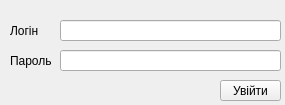
Old version of the form practiceLPNU/loginform.ui in the repository PeterLysyk/PracticeWorkLPNU.
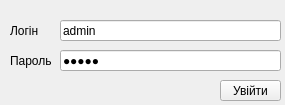
New version of the form.

What changed in the file:
```diff
--- a/practiceLPNU/loginform.ui
+++ b/practiceLPNU/loginform.ui
@@ -48,6 +48,9 @@
      <height>21</height>
     </rect>
    </property>
+   <property name="text">
+    <string>admin</string>
+   </property>
   </widget>
   <widget class="QLabel" name="PasswordLabel">
    <property name="geometry">
@@ -71,6 +74,9 @@
      <height>21</height>
     </rect>
    </property>
+   <property name="text">
+    <string>admin</string>
+   </property>
    <property name="echoMode">
     <enum>QLineEdit::Password</enum>
    </property>
```
